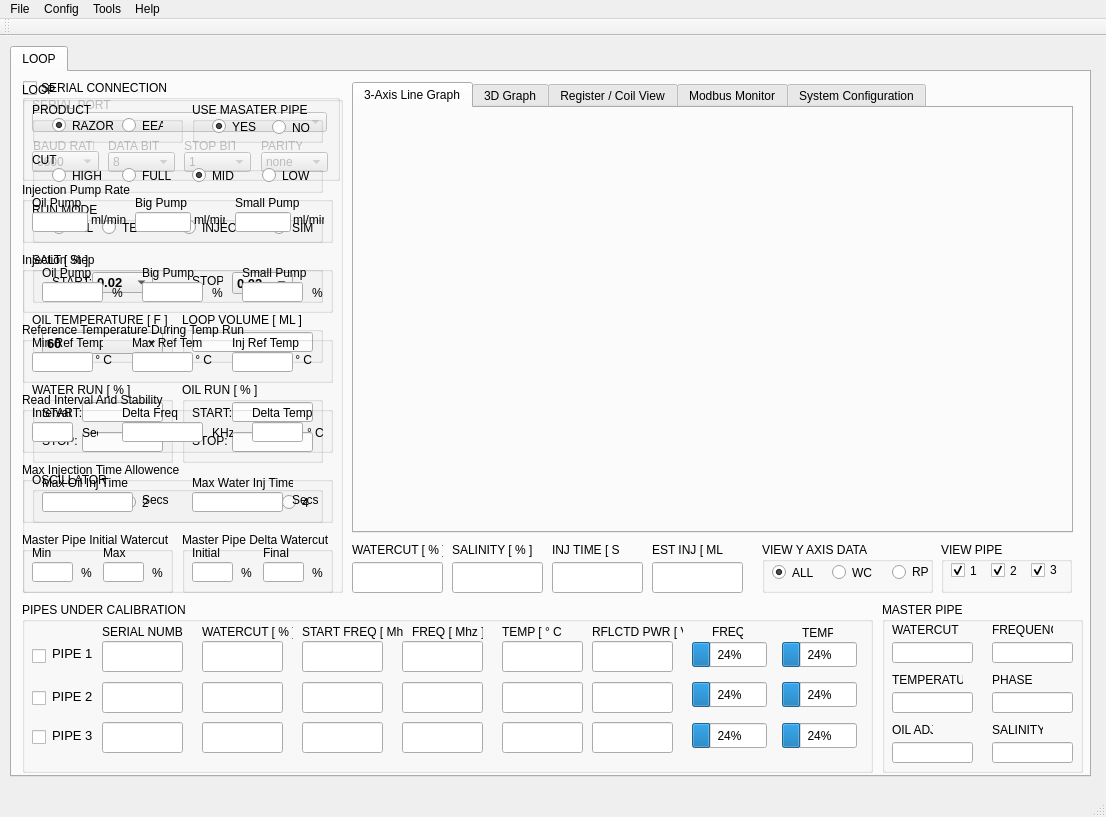
Old version of the form Sparky/forms/mainwindow.ui in the repository embeddedlinuxer/Sparky.
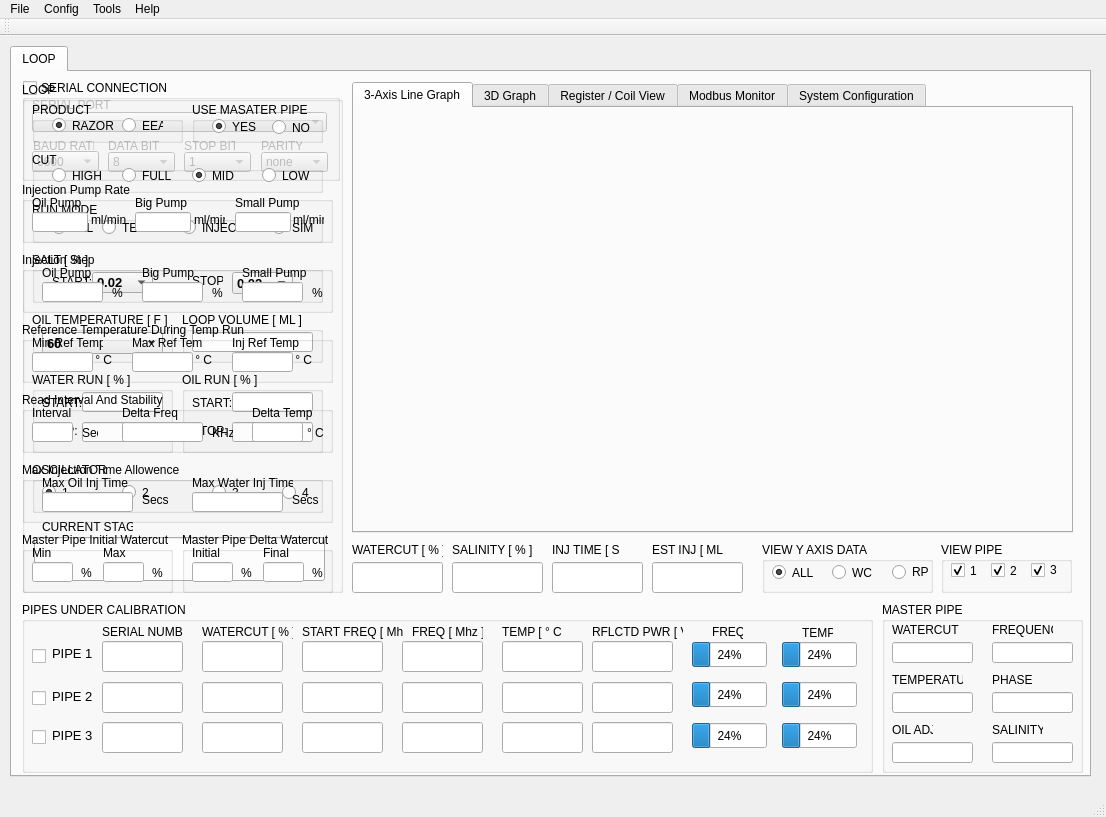
New version of the form. Icons and pictures are not drawn.

Diff of the .ui file:
```diff
--- a/Sparky/forms/mainwindow.ui
+++ b/Sparky/forms/mainwindow.ui
@@ -524,7 +524,7 @@
        <property name="geometry">
         <rect>
          <x>10</x>
-         <y>300</y>
+         <y>290</y>
          <width>141</width>
          <height>81</height>
         </rect>
@@ -651,7 +651,7 @@
        <property name="geometry">
         <rect>
          <x>160</x>
-         <y>300</y>
+         <y>290</y>
          <width>141</width>
          <height>81</height>
         </rect>
@@ -1014,7 +1014,7 @@
        <property name="geometry">
         <rect>
          <x>10</x>
-         <y>390</y>
+         <y>380</y>
          <width>291</width>
          <height>51</height>
         </rect>
@@ -1078,6 +1078,43 @@
         </property>
        </widget>
       </widget>
+      <widget class="QLineEdit" name="runModeStatus">
+       <property name="geometry">
+        <rect>
+         <x>12</x>
+         <y>455</y>
+         <width>291</width>
+         <height>44</height>
+        </rect>
+       </property>
+       <property name="font">
+        <font>
+         <pointsize>22</pointsize>
+         <weight>75</weight>
+         <bold>true</bold>
+         <strikeout>false</strikeout>
+        </font>
+       </property>
+       <property name="alignment">
+        <set>Qt::AlignCenter</set>
+       </property>
+       <property name="readOnly">
+        <bool>true</bool>
+       </property>
+      </widget>
+      <widget class="QLabel" name="label_29">
+       <property name="geometry">
+        <rect>
+         <x>20</x>
+         <y>429</y>
+         <width>91</width>
+         <height>31</height>
+        </rect>
+       </property>
+       <property name="text">
+        <string>CURRENT STAGE</string>
+       </property>
+      </widget>
      </widget>
      <widget class="QGroupBox" name="groupBox_7">
       <property name="geometry">
```
